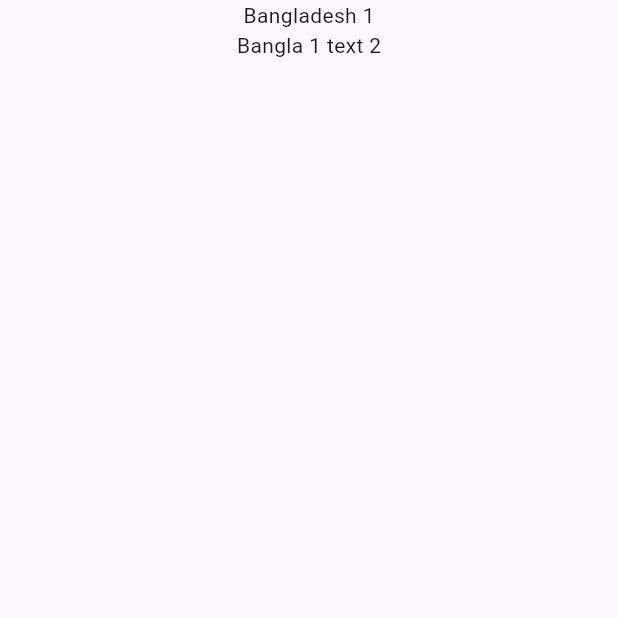
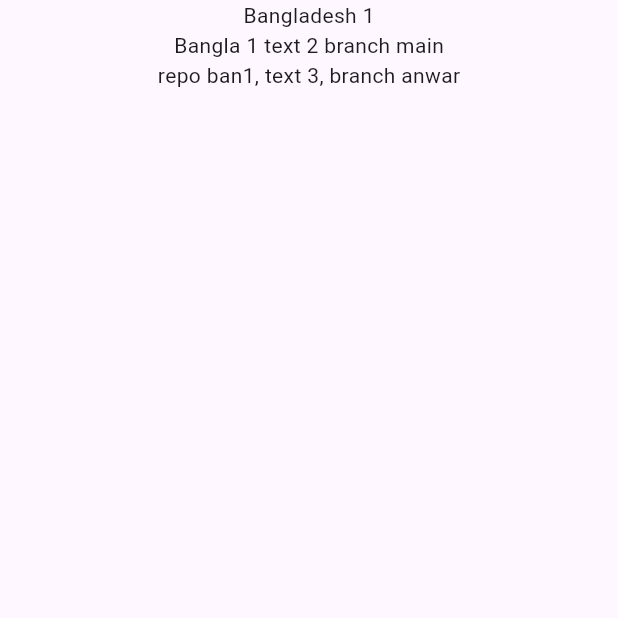
Before and after one commit to Anwar-Kabir/bangladesh, a Flutter app: the MyHomepage screen opened directly, on a phone screen of 412 x 824 dp, the top half of it. Run offline on Flutter 3.47's test engine with Material 2 defaults, Android fonts, the light colour scheme and no system bars; statements that could not run were skipped.

Commit message:
anwar branch text added

```diff
--- a/ban1/lib/my_home_page.dart
+++ b/ban1/lib/my_home_page.dart
@@ -11,7 +11,8 @@ class MyHomepage extends StatelessWidget {
           Center(child: Text("Bangladesh 1"),
 
           ),
-          Text("Bangla 1 text 2")
+          Text("Bangla 1 text 2 branch main"),
+          Text("repo ban1, text 3, branch anwar"),
         ],
       ),
     );
```
